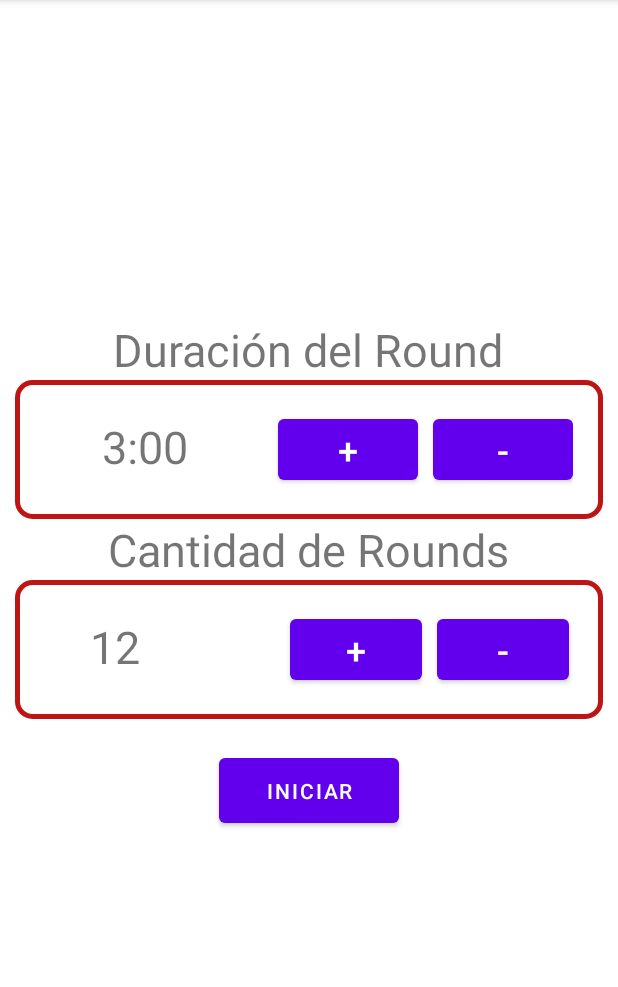
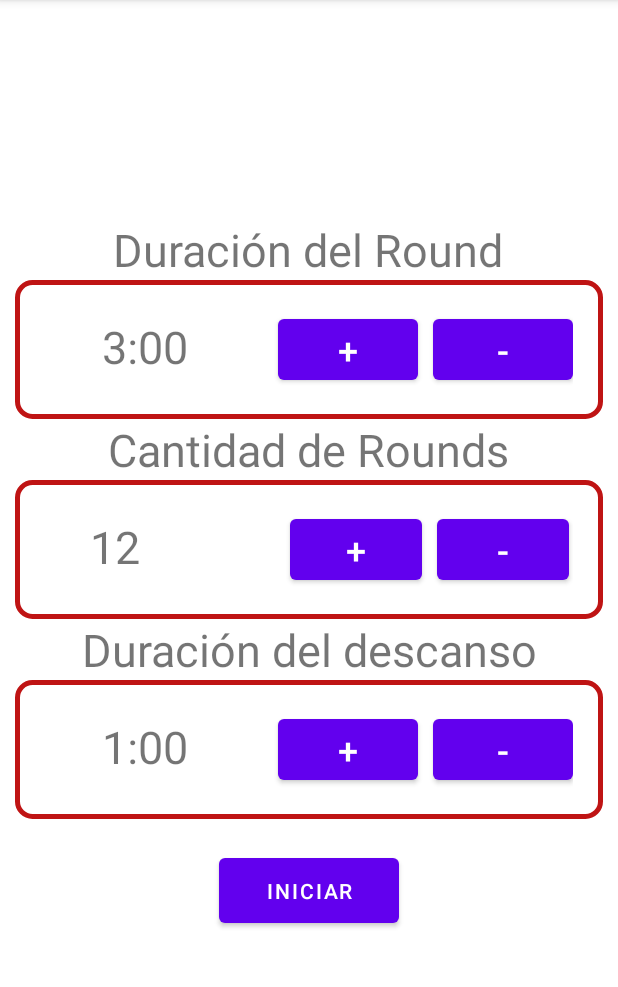
Before and after one commit to acquanero/BoxingTimer, an Android app: the screen it shows after launch (MainActivity), on a phone screen of 412 x 824 dp, the part 84-1071 px from its top. Run offline under Robolectric (Android 15) with nearby library versions, the light colour scheme and no system bars.

Commit message:
added rest time counter working

```diff
--- a/app/src/main/java/com/acquanero/boxingtimer/MainActivity.java
+++ b/app/src/main/java/com/acquanero/boxingtimer/MainActivity.java
@@ -12,16 +12,24 @@ public class MainActivity extends AppCompatActivity {
     private TextView round_seconds_txt;
     private TextView round_minutes_txt;
     private TextView round_numbers_txt;
+    private TextView rest_seconds_txt;
+    private TextView rest_minutes_txt;
 
     int roundSeconds;
     int roundMinutes;
     int roundNumbers;
 
-    private Button buttonAddTime;
-    private  Button buttonRestTime;
+    int restSeconds;
+    int restMinutes;
+
+    private Button buttonAddTimeToRound;
+    private  Button buttonSubtractTimeToRound;
 
     private Button buttonAddRounds;
     private  Button buttonRestRounds;
+
+    private Button buttonAddTimeToRest;
+    private  Button buttonSubtractTimeToRest;
 
 
     @Override
@@ -30,29 +38,62 @@ public class MainActivity extends AppCompatActivity {
         setContentView(R.layout.activity_main);
 
         //buttons and labels for rounds time
-        round_seconds_txt = findViewById(R.id.label_reound_seconds_shown);
+        round_seconds_txt = findViewById(R.id.label_round_seconds_shown);
         roundSeconds = Integer.parseInt(round_seconds_txt.getText().toString());
 
-        round_minutes_txt = findViewById(R.id.label_round_minutes_shwon);
+        round_minutes_txt = findViewById(R.id.label_round_minutes_shown);
         roundMinutes = Integer.parseInt(round_minutes_txt.getText().toString());
 
-        buttonAddTime = findViewById(R.id.button_add_time_to_round);
-        buttonRestTime = findViewById(R.id.button_rest_time_to_round);
+        buttonAddTimeToRound = findViewById(R.id.button_add_time_to_round);
+        buttonSubtractTimeToRound = findViewById(R.id.button_subtract_time_to_round);
 
-        buttonAddTime.setOnClickListener(new View.OnClickListener() {
+        buttonAddTimeToRound.setOnClickListener(new View.OnClickListener() {
             @Override
             public void onClick(View view) {
 
-                addTimeToRound();
+                int[] tiempo = addTime(roundMinutes, roundSeconds);
+
+                roundMinutes = tiempo[0];
+
+                roundSeconds = tiempo[1];
+
+                round_minutes_txt.setText(String.valueOf(tiempo[0]));
+
+                if (String.valueOf(roundSeconds).length() == 1){
+
+                    round_seconds_txt.setText("0" + String.valueOf(roundSeconds));
+
+                } else {
+
+                    round_seconds_txt.setText(String.valueOf(roundSeconds));
+
+                }
 
             }
         });
 
-        buttonRestTime.setOnClickListener(new View.OnClickListener() {
+        buttonSubtractTimeToRound.setOnClickListener(new View.OnClickListener() {
             @Override
             public void onClick(View view) {
 
-                restTimeToRound();
+                int[] tiempo = restTime(roundMinutes, roundSeconds);
+
+                roundMinutes = tiempo[0];
+
+                roundSeconds = tiempo[1];
+
+                round_minutes_txt.setText(String.valueOf(tiempo[0]));
+
+                if (String.valueOf(roundSeconds).length() == 1){
+
+                    round_seconds_txt.setText("0" + String.valueOf(roundSeconds));
+
+                } else {
+
+                    round_seconds_txt.setText(String.valueOf(roundSeconds));
+
+                }
+
 
             }
         });
@@ -64,7 +105,7 @@ public class MainActivity extends AppCompatActivity {
         roundNumbers = Integer.parseInt(round_numbers_txt.getText().toString());
 
         buttonAddRounds = findViewById(R.id.button_add_rounds);
-        buttonRestRounds = findViewById(R.id.button_rest_rounds);
+        buttonRestRounds = findViewById(R.id.button_subtract_rounds);
 
         buttonAddRounds.setOnClickListener(new View.OnClickListener() {
             @Override
@@ -84,62 +125,130 @@ public class MainActivity extends AppCompatActivity {
             }
         });
 
+        //buttons and labels for rest time
+
+        rest_seconds_txt = findViewById(R.id.label_rest_seconds_shown);
+        restSeconds = Integer.parseInt(rest_seconds_txt.getText().toString());
+
+        rest_minutes_txt = findViewById(R.id.label_rest_minutes_shown);
+        restMinutes = Integer.parseInt(rest_minutes_txt.getText().toString());
+
+        buttonAddTimeToRest = findViewById(R.id.button_add_time_to_rest);
+        buttonSubtractTimeToRest = findViewById(R.id.button_subtract_time_to_rest);
+
+        buttonAddTimeToRest.setOnClickListener(new View.OnClickListener() {
+            @Override
+            public void onClick(View v) {
+
+                int[] tiempo = addTime(restMinutes, restSeconds);
+
+                restMinutes = tiempo[0];
+
+                restSeconds = tiempo[1];
+
+                rest_minutes_txt.setText(String.valueOf(tiempo[0]));
+
+                if (String.valueOf(restSeconds).length() == 1){
+
+                    rest_seconds_txt.setText("0" + String.valueOf(restSeconds));
+
+                } else {
+
+                    rest_seconds_txt.setText(String.valueOf(restSeconds));
+
+                }
+
+            }
+        });
+
+        buttonSubtractTimeToRest.setOnClickListener(new View.OnClickListener() {
+            @Override
+            public void onClick(View v) {
+
+                int[] tiempo = restTime(restMinutes, restSeconds);
+
+                restMinutes = tiempo[0];
+
+                restSeconds = tiempo[1];
+
+                rest_minutes_txt.setText(String.valueOf(tiempo[0]));
+
+                if (String.valueOf(restSeconds).length() == 1){
+
+                    rest_seconds_txt.setText("0" + String.valueOf(restSeconds));
+
+                } else {
+
+                    rest_seconds_txt.setText(String.valueOf(restSeconds));
+
+                }
+
+            }
+        });
+
+
     }
 
-    private void addTimeToRound(){
+    private int[] addTime(int minutes, int seconds){
 
-        //functiona that adds seconds to the round and changes te minutes when 59sec arrives. And also add zero when 1 unit second
+        int[] minutesSeconds = new int[2];
 
-        if(roundSeconds == 59){
+        //functiona that adds seconds to the timer and changes te minutes when 59sec arrives. And also add zero when 1 unit second
 
-            roundMinutes = roundMinutes + 1;
-            round_minutes_txt.setText(String.valueOf(roundMinutes));
-            roundSeconds = 00;
-            round_seconds_txt.setText("00");
+        if(seconds == 59){
+
+            minutes = minutes + 1;
+            seconds = 00;
+
+            minutesSeconds[0] = minutes;
+            minutesSeconds[1] = seconds;
 
         } else {
 
-            roundSeconds = roundSeconds + 1;
+            seconds = seconds + 1;
 
-            if (String.valueOf(roundSeconds).length() == 1){
+            minutesSeconds[0] = minutes;
+            minutesSeconds[1] = seconds;
 
-                round_seconds_txt.setText("0" + String.valueOf(roundSeconds));
 
-            } else {
+        }
 
-                round_seconds_txt.setText(String.valueOf(roundSeconds));
+        return minutesSeconds;
+
+    }
+
+    private int[] restTime(int minutes, int seconds){
+
+        int[] minutesSeconds = new int[2];
+
+        minutesSeconds[0] = minutes;
+        minutesSeconds[1] = seconds;
+
+        //functiona that decrement seconds to the timers
+
+        if (seconds == 1 && minutes == 0) return minutesSeconds;
+
+        if (seconds > 0){
+
+            seconds = seconds - 1;
+
+            minutesSeconds[1] = seconds;
+
+        } else {
+
+            if (minutes != 0){
+
+                minutes = minutes - 1;
+                seconds = 59;
+
+                minutesSeconds[0] = minutes;
+                minutesSeconds[1] = seconds;
 
             }
 
         }
 
-    }
-    private void restTimeToRound(){
-
-        if (roundSeconds > 0){
-
-            roundSeconds = roundSeconds - 1;
-
-            if (String.valueOf(roundSeconds).length() == 1){
-
-                round_seconds_txt.setText("0" + String.valueOf(roundSeconds));
-
-            } else round_seconds_txt.setText(String.valueOf(roundSeconds));
-
-
-
-        } else {
-
-            if (roundMinutes != 0){
-
-                roundMinutes = roundMinutes - 1;
-                roundSeconds = 59;
-                round_seconds_txt.setText("59");
-                round_minutes_txt.setText(String.valueOf(roundMinutes));
-
-            }
-
-        }
+        return minutesSeconds;
 
     }
 
--- a/app/src/main/res/layout/activity_main.xml
+++ b/app/src/main/res/layout/activity_main.xml
@@ -25,11 +25,11 @@
         android:orientation="horizontal">
 
         <TextView
-            android:id="@+id/label_round_minutes_shwon"
+            android:id="@+id/label_round_minutes_shown"
             android:layout_width="wrap_content"
             android:layout_height="wrap_content"
             android:layout_weight="1"
-            android:text="@string/start_minutes_of_round"
+            android:text="@string/initial_minutes_of_round"
             android:textAlignment="viewEnd"
             android:textSize="30sp" />
 
@@ -41,12 +41,12 @@
             android:textSize="30sp" />
 
         <TextView
-            android:id="@+id/label_reound_seconds_shown"
+            android:id="@+id/label_round_seconds_shown"
             android:layout_width="wrap_content"
             android:layout_height="wrap_content"
             android:layout_weight="1"
             android:paddingRight="22dp"
-            android:text="@string/start_seconds_of_round"
+            android:text="@string/initial_seconds_of_round"
             android:textSize="30sp" />
 
         <Button
@@ -59,7 +59,7 @@
             android:textSize="24sp" />
 
         <Button
-            android:id="@+id/button_rest_time_to_round"
+            android:id="@+id/button_subtract_time_to_round"
             android:layout_width="55dp"
             android:layout_height="wrap_content"
             android:layout_weight="1"
@@ -104,14 +104,74 @@
             android:textSize="24sp" />
 
         <Button
-            android:id="@+id/button_rest_rounds"
+            android:id="@+id/button_subtract_rounds"
             android:layout_width="wrap_content"
             android:layout_height="wrap_content"
+            android:text="@string/label_button_rest_time"
+            android:textSize="24sp" />
+    </LinearLayout>
+
+    <TextView
+        android:id="@+id/label_rest_duration"
+        android:layout_width="wrap_content"
+        android:layout_height="wrap_content"
+        android:gravity="center"
+        android:text="@string/label_rest_duration"
+        android:textSize="30sp" />
+
+    <LinearLayout
+        android:background="@drawable/mybox"
+        android:padding="20dp"
+        android:layout_marginHorizontal="10dp"
+        android:layout_width="match_parent"
+        android:layout_height="wrap_content"
+        android:orientation="horizontal">
+
+        <TextView
+            android:id="@+id/label_rest_minutes_shown"
+            android:layout_width="wrap_content"
+            android:layout_height="wrap_content"
+            android:layout_weight="1"
+            android:text="@string/initial_rest_time_minutes"
+            android:textAlignment="viewEnd"
+            android:textSize="30sp" />
+
+        <TextView
+            android:id="@+id/label_dots_separators_rest"
+            android:layout_width="wrap_content"
+            android:layout_height="wrap_content"
+            android:text="@string/time_dots_separator"
+            android:textSize="30sp" />
+
+        <TextView
+            android:id="@+id/label_rest_seconds_shown"
+            android:layout_width="wrap_content"
+            android:layout_height="wrap_content"
+            android:layout_weight="1"
+            android:paddingRight="22dp"
+            android:text="@string/initial_rest_time_seconds"
+            android:textSize="30sp" />
+
+        <Button
+            android:id="@+id/button_add_time_to_rest"
+            android:layout_width="55dp"
+            android:layout_height="wrap_content"
+            android:layout_marginRight="10dp"
+            android:layout_weight="1"
+            android:text="@string/label_button_add_time"
+            android:textSize="24sp" />
+
+        <Button
+            android:id="@+id/button_subtract_time_to_rest"
+            android:layout_width="55dp"
+            android:layout_height="wrap_content"
+            android:layout_weight="1"
             android:text="@string/label_button_rest_time"
             android:textSize="24sp" />
 
 
     </LinearLayout>
+
 
     <Button
         android:id="@+id/button_start_timer"
--- a/app/src/main/res/values/strings.xml
+++ b/app/src/main/res/values/strings.xml
@@ -1,12 +1,15 @@
 <resources>
     <string name="app_name">BoxingTimer</string>
     <string name="label_round_duration">Duración del Round</string>
-    <string name="start_minutes_of_round">3</string>
-    <string name="start_seconds_of_round">00</string>
+    <string name="initial_minutes_of_round">3</string>
+    <string name="initial_seconds_of_round">00</string>
     <string name="label_button_add_time">+</string>
     <string name="label_button_rest_time">-</string>
     <string name="time_dots_separator">:</string>
     <string name="label_button_start">Iniciar</string>
     <string name="label_number_of_rounds">Cantidad de Rounds</string>
     <string name="initial_round_numbers">12</string>
+    <string name="label_rest_duration">Duración del descanso</string>
+    <string name="initial_rest_time_minutes">1</string>
+    <string name="initial_rest_time_seconds">00</string>
 </resources>
```
